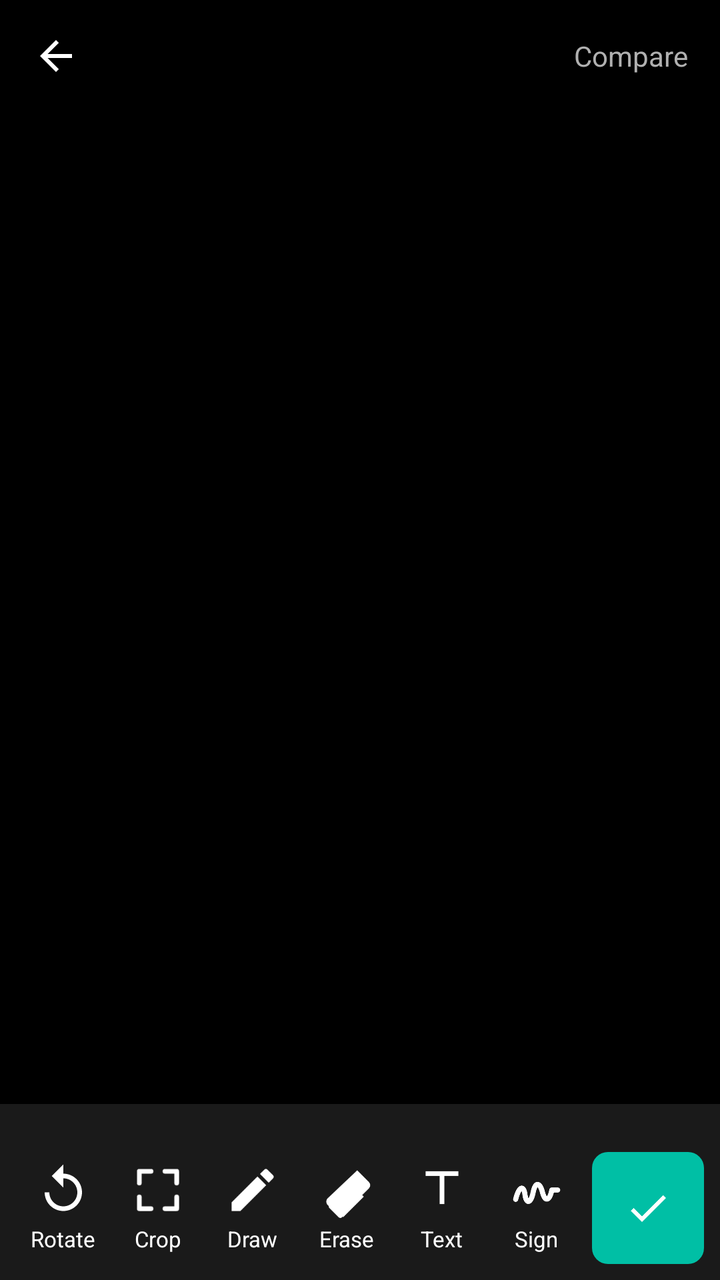
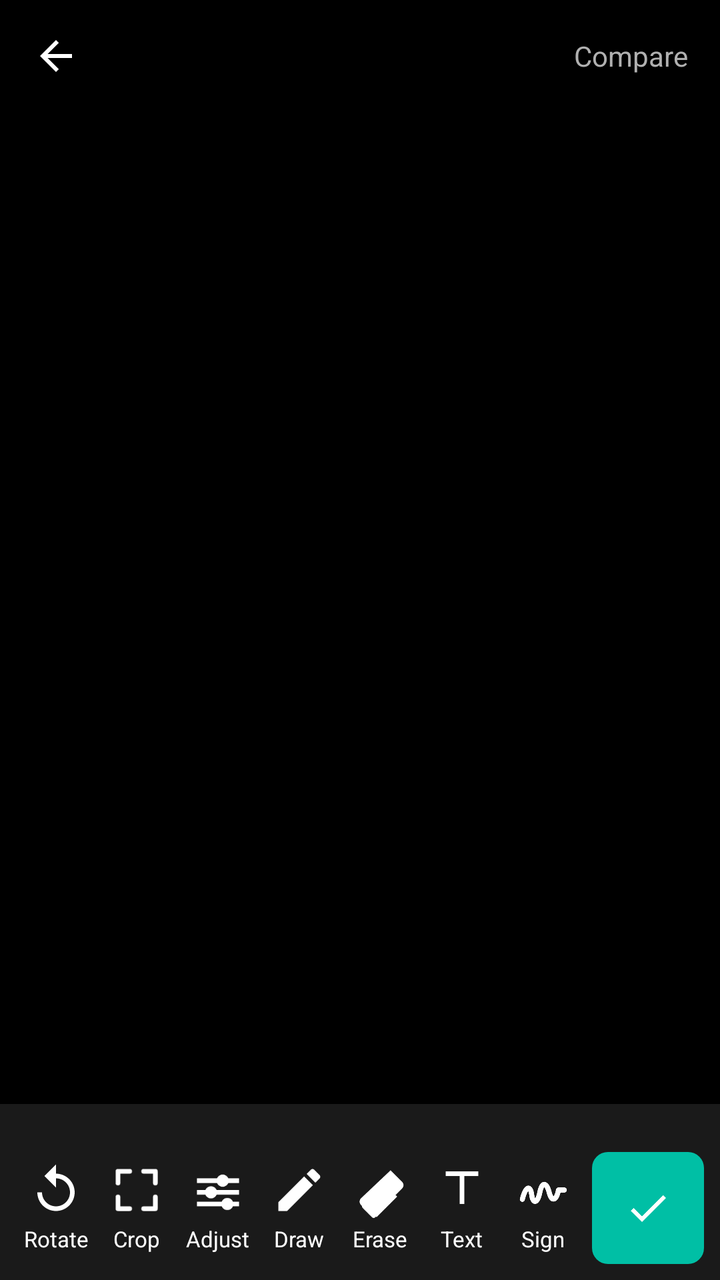

Screens rendered from an Android XML layout before and after an edit, with the pre-edit source and the edit as a unified diff.
<!-- AndroidManifest.xml: application theme Theme.Hakunaa -->
<!-- res/layout/activity_enhance.xml -->
<?xml version="1.0" encoding="utf-8"?>
<LinearLayout xmlns:android="http://schemas.android.com/apk/res/android"
    android:layout_width="match_parent"
    android:layout_height="match_parent"
    android:background="#000000"
    android:orientation="vertical">

    
    <LinearLayout
        android:layout_width="match_parent"
        android:layout_height="56dp"
        android:gravity="center_vertical"
        android:orientation="horizontal"
        android:paddingStart="8dp"
        android:paddingEnd="16dp">

        <ImageButton
            android:id="@+id/btnBack"
            android:layout_width="40dp"
            android:layout_height="40dp"
            android:background="@android:color/transparent"
            android:contentDescription="Back"
            android:src="@drawable/ic_arrow_back"
            android:tint="#FFFFFF" />

        <EditText
            android:id="@+id/etDocName"
            android:layout_width="0dp"
            android:layout_height="wrap_content"
            android:layout_marginStart="8dp"
            android:layout_weight="1"
            android:background="@android:color/transparent"
            android:textColor="#FFFFFF"
            android:textSize="18sp" />

        
        <TextView
            android:id="@+id/tvPageIndicator"
            android:layout_width="wrap_content"
            android:layout_height="wrap_content"
            android:layout_marginEnd="12dp"
            android:text=""
            android:textColor="#FFFFFF"
            android:textSize="14sp"
            android:visibility="gone" />

        <TextView
            android:layout_width="wrap_content"
            android:layout_height="wrap_content"
            android:text="Compare"
            android:textColor="#B0B0B0"
            android:textSize="14sp" />
    </LinearLayout>

    
    <FrameLayout
        android:id="@+id/pageFrame"
        android:layout_width="match_parent"
        android:layout_height="0dp"
        android:layout_weight="1"
        android:layout_marginTop="8dp"
        android:clipChildren="false"
        android:clipToPadding="false">

        <ImageView
            android:id="@+id/ivPage"
            android:layout_width="match_parent"
            android:layout_height="match_parent"
            android:scaleType="fitCenter" />

        
        <com.hakunaa.app.scanner.DrawView
            android:id="@+id/drawView"
            android:layout_width="match_parent"
            android:layout_height="match_parent"
            android:visibility="gone" />

        

        
        <FrameLayout
            android:id="@+id/textBoxContainer"
            android:layout_width="wrap_content"
            android:layout_height="wrap_content"
            android:background="@drawable/bg_text_box"
            android:clipChildren="false"
            android:clipToPadding="false"
            android:padding="6dp"
            android:visibility="gone">

            <ImageView
                android:id="@+id/ivTextOverlay"
                android:layout_width="wrap_content"
                android:layout_height="wrap_content" />
        </FrameLayout>

        
        <ImageView
            android:id="@+id/btnTextDelete"
            android:layout_width="32dp"
            android:layout_height="32dp"
            android:background="@drawable/bg_text_delete_teal"
            android:padding="6dp"
            android:src="@drawable/ic_text_close"
            android:visibility="gone" />

        
        <ImageView
            android:id="@+id/btnTextResize"
            android:layout_width="32dp"
            android:layout_height="32dp"
            android:background="@drawable/bg_text_delete_teal"
            android:padding="6dp"
            android:src="@drawable/ic_text_resize"
            android:visibility="gone" />
    </FrameLayout>

    
    <HorizontalScrollView
        android:layout_width="match_parent"
        android:layout_height="wrap_content"
        android:background="#1A1A1A"
        android:paddingTop="8dp"
        android:paddingBottom="8dp">

        <LinearLayout
            android:id="@+id/filterRow"
            android:layout_width="wrap_content"
            android:layout_height="wrap_content"
            android:orientation="horizontal"
            android:paddingStart="8dp"
            android:paddingEnd="8dp" />
    </HorizontalScrollView>

    
    <LinearLayout
        android:id="@+id/adjustPanel"
        android:layout_width="match_parent"
        android:layout_height="wrap_content"
        android:background="#1A1A1A"
        android:orientation="vertical"
        android:paddingStart="16dp"
        android:paddingEnd="16dp"
        android:paddingTop="4dp"
        android:paddingBottom="8dp"
        android:visibility="gone">

        <LinearLayout
            android:layout_width="match_parent"
            android:layout_height="wrap_content"
            android:gravity="center_vertical"
            android:orientation="horizontal">

            <TextView
                android:layout_width="wrap_content"
                android:layout_height="wrap_content"
                android:text="Adjust"
                android:textColor="#FFFFFF"
                android:textSize="14sp"
                android:textStyle="bold" />

            <View
                android:layout_width="0dp"
                android:layout_height="0dp"
                android:layout_weight="1" />

            <TextView
                android:id="@+id/btnAdjustReset"
                android:layout_width="wrap_content"
                android:layout_height="wrap_content"
                android:padding="8dp"
                android:text="Reset"
                android:textColor="#00BFA5"
                android:textSize="14sp" />

            <TextView
                android:id="@+id/btnAdjustClose"
                android:layout_width="wrap_content"
                android:layout_height="wrap_content"
                android:padding="8dp"
                android:text="✕"
                android:textColor="#B0B0B0"
                android:textSize="14sp" />
        </LinearLayout>

        <LinearLayout
            android:layout_width="match_parent"
            android:layout_height="wrap_content"
            android:gravity="center_vertical"
            android:orientation="horizontal">

            <TextView
                android:layout_width="90dp"
                android:layout_height="wrap_content"
                android:text="Brightness"
                android:textColor="#B0B0B0"
                android:textSize="13sp" />

            <SeekBar
                android:id="@+id/seekBrightness"
                android:layout_width="0dp"
                android:layout_height="wrap_content"
                android:layout_weight="1"
                android:max="200"
                android:progress="100"
                android:progressTint="#00BFA5"
                android:thumbTint="#00BFA5" />

            <TextView
                android:id="@+id/tvBrightnessValue"
                android:layout_width="40dp"
                android:layout_height="wrap_content"
                android:gravity="end"
                android:text="0"
                android:textColor="#FFFFFF"
                android:textSize="13sp" />
        </LinearLayout>

        <LinearLayout
            android:layout_width="match_parent"
            android:layout_height="wrap_content"
            android:gravity="center_vertical"
            android:orientation="horizontal">

            <TextView
                android:layout_width="90dp"
                android:layout_height="wrap_content"
                android:text="Contrast"
                android:textColor="#B0B0B0"
                android:textSize="13sp" />

            <SeekBar
                android:id="@+id/seekContrast"
                android:layout_width="0dp"
                android:layout_height="wrap_content"
                android:layout_weight="1"
                android:max="150"
                android:progress="50"
                android:progressTint="#00BFA5"
                android:thumbTint="#00BFA5" />

            <TextView
                android:id="@+id/tvContrastValue"
                android:layout_width="40dp"
                android:layout_height="wrap_content"
                android:gravity="end"
                android:text="1.00"
                android:textColor="#FFFFFF"
                android:textSize="13sp" />
        </LinearLayout>

        <LinearLayout
            android:layout_width="match_parent"
            android:layout_height="wrap_content"
            android:gravity="center_vertical"
            android:orientation="horizontal">

            <TextView
                android:layout_width="90dp"
                android:layout_height="wrap_content"
                android:text="Sharpness"
                android:textColor="#B0B0B0"
                android:textSize="13sp" />

            <SeekBar
                android:id="@+id/seekSharpness"
                android:layout_width="0dp"
                android:layout_height="wrap_content"
                android:layout_weight="1"
                android:max="100"
                android:progress="40"
                android:progressTint="#00BFA5"
                android:thumbTint="#00BFA5" />

            <TextView
                android:id="@+id/tvSharpnessValue"
                android:layout_width="40dp"
                android:layout_height="wrap_content"
                android:gravity="end"
                android:text="40"
                android:textColor="#FFFFFF"
                android:textSize="13sp" />
        </LinearLayout>
    </LinearLayout>

    
    <LinearLayout
        android:id="@+id/applyAllRow"
        android:layout_width="match_parent"
        android:layout_height="wrap_content"
        android:background="#1A1A1A"
        android:gravity="center_vertical"
        android:orientation="horizontal"
        android:paddingStart="16dp"
        android:paddingEnd="16dp"
        android:paddingTop="4dp"
        android:paddingBottom="8dp"
        android:visibility="gone">

        <CheckBox
            android:id="@+id/cbApplyAll"
            android:layout_width="wrap_content"
            android:layout_height="wrap_content"
            android:button="@drawable/checkbox_apply_all"
            android:text="Apply to all pages"
            android:textColor="#FFFFFF"
            android:textSize="14sp" />

        <TextView
            android:id="@+id/tvApplyAllCount"
            android:layout_width="wrap_content"
            android:layout_height="wrap_content"
            android:layout_marginStart="8dp"
            android:text=""
            android:textColor="#808080"
            android:textSize="13sp" />
    </LinearLayout>

    
    <LinearLayout
        android:id="@+id/drawPanel"
        android:layout_width="match_parent"
        android:layout_height="wrap_content"
        android:background="#1A1A1A"
        android:gravity="center_vertical"
        android:orientation="horizontal"
        android:paddingStart="8dp"
        android:paddingEnd="8dp"
        android:paddingTop="6dp"
        android:paddingBottom="6dp"
        android:visibility="gone">

        <LinearLayout
            android:id="@+id/colorRow"
            android:layout_width="wrap_content"
            android:layout_height="wrap_content"
            android:gravity="center_vertical"
            android:orientation="horizontal" />

        <TextView
            android:id="@+id/btnDrawSize"
            android:layout_width="wrap_content"
            android:layout_height="wrap_content"
            android:layout_marginStart="8dp"
            android:padding="6dp"
            android:text="Size: M"
            android:textColor="#FFFFFF"
            android:textSize="13sp"
            android:textStyle="bold" />

        <TextView
            android:id="@+id/btnDrawUndo"
            android:layout_width="wrap_content"
            android:layout_height="wrap_content"
            android:padding="6dp"
            android:text="Undo"
            android:textColor="#FFFFFF"
            android:textSize="13sp" />

        <TextView
            android:id="@+id/btnDrawClear"
            android:layout_width="wrap_content"
            android:layout_height="wrap_content"
            android:padding="6dp"
            android:text="Clear"
            android:textColor="#FFFFFF"
            android:textSize="13sp" />

        <View
            android:layout_width="0dp"
            android:layout_height="0dp"
            android:layout_weight="1" />

        <TextView
            android:id="@+id/btnDrawDone"
            android:layout_width="wrap_content"
            android:layout_height="wrap_content"
            android:padding="6dp"
            android:text="Done"
            android:textColor="#00BFA5"
            android:textSize="13sp"
            android:textStyle="bold" />
    </LinearLayout>

    
    <LinearLayout
        android:id="@+id/signPanel"
        android:layout_width="match_parent"
        android:layout_height="wrap_content"
        android:background="#1A1A1A"
        android:gravity="center_vertical"
        android:orientation="horizontal"
        android:paddingStart="12dp"
        android:paddingEnd="12dp"
        android:paddingTop="6dp"
        android:paddingBottom="6dp"
        android:visibility="gone">

        <TextView
            android:layout_width="wrap_content"
            android:layout_height="wrap_content"
            android:text="Drag the signature to move it"
            android:textColor="#B0B0B0"
            android:textSize="13sp" />

        <View
            android:layout_width="0dp"
            android:layout_height="0dp"
            android:layout_weight="1" />

        <TextView
            android:id="@+id/btnSignRemove"
            android:layout_width="wrap_content"
            android:layout_height="wrap_content"
            android:padding="6dp"
            android:text="Remove"
            android:textColor="#FFFFFF"
            android:textSize="13sp" />

        <TextView
            android:id="@+id/btnSignDone"
            android:layout_width="wrap_content"
            android:layout_height="wrap_content"
            android:padding="6dp"
            android:text="Done"
            android:textColor="#00BFA5"
            android:textSize="13sp"
            android:textStyle="bold" />
    </LinearLayout>

    
    <LinearLayout
        android:id="@+id/textPanel"
        android:layout_width="match_parent"
        android:layout_height="wrap_content"
        android:background="#1A1A1A"
        android:gravity="center_vertical"
        android:orientation="horizontal"
        android:paddingStart="12dp"
        android:paddingEnd="12dp"
        android:paddingTop="6dp"
        android:paddingBottom="6dp"
        android:visibility="gone">

        <TextView
            android:layout_width="wrap_content"
            android:layout_height="wrap_content"
            android:text="Drag the text to move it"
            android:textColor="#B0B0B0"
            android:textSize="13sp" />

        <View
            android:layout_width="0dp"
            android:layout_height="0dp"
            android:layout_weight="1" />

        <TextView
            android:id="@+id/btnTextRemove"
            android:layout_width="wrap_content"
            android:layout_height="wrap_content"
            android:padding="6dp"
            android:text="Remove"
            android:textColor="#FFFFFF"
            android:textSize="13sp" />

        <TextView
            android:id="@+id/btnTextDone"
            android:layout_width="wrap_content"
            android:layout_height="wrap_content"
            android:padding="6dp"
            android:text="Done"
            android:textColor="#00BFA5"
            android:textSize="13sp"
            android:textStyle="bold" />
    </LinearLayout>

    
    <LinearLayout
        android:layout_width="match_parent"
        android:layout_height="72dp"
        android:background="#1A1A1A"
        android:gravity="center_vertical"
        android:orientation="horizontal"
        android:paddingStart="8dp"
        android:paddingEnd="8dp">

        
        <LinearLayout
            android:id="@+id/btnRotate"
            android:layout_width="0dp"
            android:layout_height="wrap_content"
            android:layout_weight="1"
            android:gravity="center"
            android:orientation="vertical">

            <ImageView
                android:layout_width="28dp"
                android:layout_height="28dp"
                android:src="@drawable/ic_rotate_left"
                android:tint="#FFFFFF" />

            <TextView
                android:layout_width="wrap_content"
                android:layout_height="wrap_content"
                android:layout_marginTop="3dp"
                android:text="Rotate"
                android:textColor="#FFFFFF"
                android:textSize="11sp" />
        </LinearLayout>

        
        <LinearLayout
            android:id="@+id/btnCrop"
            android:layout_width="0dp"
            android:layout_height="wrap_content"
            android:layout_weight="1"
            android:gravity="center"
            android:orientation="vertical">

            <ImageView
                android:layout_width="28dp"
                android:layout_height="28dp"
                android:src="@drawable/ic_crop"
                android:tint="#FFFFFF" />

            <TextView
                android:layout_width="wrap_content"
                android:layout_height="wrap_content"
                android:layout_marginTop="3dp"
                android:text="Crop"
                android:textColor="#FFFFFF"
                android:textSize="11sp" />
        </LinearLayout>

        
        <LinearLayout
            android:id="@+id/btnDraw"
            android:layout_width="0dp"
            android:layout_height="wrap_content"
            android:layout_weight="1"
            android:gravity="center"
            android:orientation="vertical">

            <ImageView
                android:id="@+id/ivDrawIcon"
                android:layout_width="28dp"
                android:layout_height="28dp"
                android:src="@drawable/ic_markup"
                android:tint="#FFFFFF" />

            <TextView
                android:id="@+id/tvDrawLabel"
                android:layout_width="wrap_content"
                android:layout_height="wrap_content"
                android:layout_marginTop="3dp"
                android:text="Draw"
                android:textColor="#FFFFFF"
                android:textSize="11sp" />
        </LinearLayout>

        
        <LinearLayout
            android:id="@+id/btnErase"
            android:layout_width="0dp"
            android:layout_height="wrap_content"
            android:layout_weight="1"
            android:gravity="center"
            android:orientation="vertical">

            <ImageView
                android:id="@+id/ivEraseIcon"
                android:layout_width="28dp"
                android:layout_height="28dp"
                android:src="@drawable/ic_eraser"
                android:tint="#FFFFFF" />

            <TextView
                android:id="@+id/tvEraseLabel"
                android:layout_width="wrap_content"
                android:layout_height="wrap_content"
                android:layout_marginTop="3dp"
                android:text="Erase"
                android:textColor="#FFFFFF"
                android:textSize="11sp" />
        </LinearLayout>

        
        <LinearLayout
            android:id="@+id/btnText"
            android:layout_width="0dp"
            android:layout_height="wrap_content"
            android:layout_weight="1"
            android:gravity="center"
            android:orientation="vertical">

            <ImageView
                android:id="@+id/ivTextIcon"
                android:layout_width="28dp"
                android:layout_height="28dp"
                android:src="@drawable/ic_text"
                android:tint="#FFFFFF" />

            <TextView
                android:id="@+id/tvTextLabel"
                android:layout_width="wrap_content"
                android:layout_height="wrap_content"
                android:layout_marginTop="3dp"
                android:text="Text"
                android:textColor="#FFFFFF"
                android:textSize="11sp" />
        </LinearLayout>

        
        <LinearLayout
            android:id="@+id/btnSign"
            android:layout_width="0dp"
            android:layout_height="wrap_content"
            android:layout_weight="1"
            android:gravity="center"
            android:orientation="vertical">

            <ImageView
                android:id="@+id/ivSignIcon"
                android:layout_width="28dp"
                android:layout_height="28dp"
                android:src="@drawable/ic_sign"
                android:tint="#FFFFFF" />

            <TextView
                android:id="@+id/tvSignLabel"
                android:layout_width="wrap_content"
                android:layout_height="wrap_content"
                android:layout_marginTop="3dp"
                android:text="Sign"
                android:textColor="#FFFFFF"
                android:textSize="11sp" />
        </LinearLayout>

        
        <ImageButton
            android:id="@+id/btnSave"
            android:layout_width="56dp"
            android:layout_height="56dp"
            android:layout_marginStart="4dp"
            android:background="@drawable/bg_teal_button"
            android:contentDescription="Save"
            android:src="@drawable/ic_check"
            android:tint="#FFFFFF" />
    </LinearLayout>
</LinearLayout>
<!-- resources referenced by this layout -->
<resources>
  <!-- drawable bg_teal_button (drawable) -->
  <?xml version="1.0" encoding="utf-8"?>
  <shape xmlns:android="http://schemas.android.com/apk/res/android"
      android:shape="rectangle">
      <corners android:radius="8dp" />
      <solid android:color="#00BFA5" />
  </shape>
  <!-- drawable bg_text_box (drawable) -->
  <?xml version="1.0" encoding="utf-8"?>
  <shape xmlns:android="http://schemas.android.com/apk/res/android"
      android:shape="rectangle">
      <solid android:color="#00000000" />
      <stroke
          android:width="2dp"
          android:color="#00BFA5" />
      <corners android:radius="2dp" />
  </shape>
  <!-- drawable bg_text_delete_teal (drawable) -->
  <?xml version="1.0" encoding="utf-8"?>
  <shape xmlns:android="http://schemas.android.com/apk/res/android"
      android:shape="oval">
      <solid android:color="#00BFA5" />
      <stroke
          android:width="1.5dp"
          android:color="#FFFFFF" />
  </shape>
  <!-- drawable checkbox_apply_all (drawable) -->
  <?xml version="1.0" encoding="utf-8"?>
  <selector xmlns:android="http://schemas.android.com/apk/res/android">
      <item android:state_checked="true" android:drawable="@drawable/checkbox_checked" />
      <item android:drawable="@drawable/checkbox_unchecked" />
  </selector>
  <!-- drawable ic_arrow_back (drawable) -->
  <vector xmlns:android="http://schemas.android.com/apk/res/android"
      android:width="24dp"
      android:height="24dp"
      android:viewportWidth="24"
      android:viewportHeight="24"
      android:tint="#111827">
      <path
          android:fillColor="#FF000000"
          android:pathData="M20,11H7.83l5.59,-5.59L12,4l-8,8 8,8 1.41,-1.41L7.83,13H20v-2z" />
  </vector>
  <!-- drawable ic_check (drawable) -->
  <?xml version="1.0" encoding="utf-8"?>
  <vector xmlns:android="http://schemas.android.com/apk/res/android"
      android:width="24dp"
      android:height="24dp"
      android:viewportWidth="24"
      android:viewportHeight="24">
      <path
          android:fillColor="#FFFFFF"
          android:pathData="M9,16.17L4.83,12l-1.42,1.41L9,19 21,7l-1.41,-1.41z" />
  </vector>
  <!-- drawable ic_text (drawable) -->
  <?xml version="1.0" encoding="utf-8"?>
  <vector xmlns:android="http://schemas.android.com/apk/res/android"
      android:width="24dp"
      android:height="24dp"
      android:viewportWidth="24"
      android:viewportHeight="24">
      <path
          android:fillColor="#FFFFFF"
          android:pathData="M5,4h14v2h-6v12h-2V6H5V4z" />
  </vector>
  <color name="hakunaa_primary">#0B57D0</color>
  <color name="hakunaa_primary_dark">#0842A0</color>
  <color name="hakunaa_on_primary">#FFFFFF</color>
  <color name="hakunaa_background">#F6F7F9</color>
  <color name="hakunaa_surface">#FFFFFF</color>
  <color name="hakunaa_text">#111827</color>
  <color name="hakunaa_text_secondary">#5B6472</color>
  <!-- unchanged entries left out for length: 10 -->
</resources>

<!-- the commit's change to res/layout/activity_enhance.xml (unified diff, before → after) -->
@@ -528,6 +528,32 @@
                 android:layout_height="wrap_content"
                 android:layout_marginTop="3dp"
                 android:text="Crop"
+                android:textColor="#FFFFFF"
+                android:textSize="11sp" />
+        </LinearLayout>
+
+        
+        <LinearLayout
+            android:id="@+id/btnAdjust"
+            android:layout_width="0dp"
+            android:layout_height="wrap_content"
+            android:layout_weight="1"
+            android:gravity="center"
+            android:orientation="vertical">
+
+            <ImageView
+                android:id="@+id/ivAdjustIcon"
+                android:layout_width="28dp"
+                android:layout_height="28dp"
+                android:src="@drawable/ic_tune"
+                android:tint="#FFFFFF" />
+
+            <TextView
+                android:id="@+id/tvAdjustLabel"
+                android:layout_width="wrap_content"
+                android:layout_height="wrap_content"
+                android:layout_marginTop="3dp"
+                android:text="Adjust"
                 android:textColor="#FFFFFF"
                 android:textSize="11sp" />
         </LinearLayout>
<!-- resource entries referenced after the edit -->
@@ -65,6 +65,32 @@
           android:fillColor="#FFFFFF"
           android:pathData="M5,4h14v2h-6v12h-2V6H5V4z" />
   </vector>
+  <!-- drawable ic_tune (drawable) -->
+  <?xml version="1.0" encoding="utf-8"?>
+  <vector xmlns:android="http://schemas.android.com/apk/res/android"
+      android:width="24dp"
+      android:height="24dp"
+      android:viewportWidth="24"
+      android:viewportHeight="24">
+      <path
+          android:fillColor="#FFFFFF"
+          android:pathData="M3,7h18v2H3z" />
+      <path
+          android:fillColor="#FFFFFF"
+          android:pathData="M3,12h18v2H3z" />
+      <path
+          android:fillColor="#FFFFFF"
+          android:pathData="M3,17h18v2H3z" />
+      <path
+          android:fillColor="#FFFFFF"
+          android:pathData="M11.4,8a2.6,2.6 0 1,0 5.2,0a2.6,2.6 0 1,0 -5.2,0" />
+      <path
+          android:fillColor="#FFFFFF"
+          android:pathData="M6.4,13a2.6,2.6 0 1,0 5.2,0a2.6,2.6 0 1,0 -5.2,0" />
+      <path
+          android:fillColor="#FFFFFF"
+          android:pathData="M13.4,18a2.6,2.6 0 1,0 5.2,0a2.6,2.6 0 1,0 -5.2,0" />
+  </vector>
   <color name="hakunaa_primary">#0B57D0</color>
   <color name="hakunaa_primary_dark">#0842A0</color>
   <color name="hakunaa_on_primary">#FFFFFF</color>
